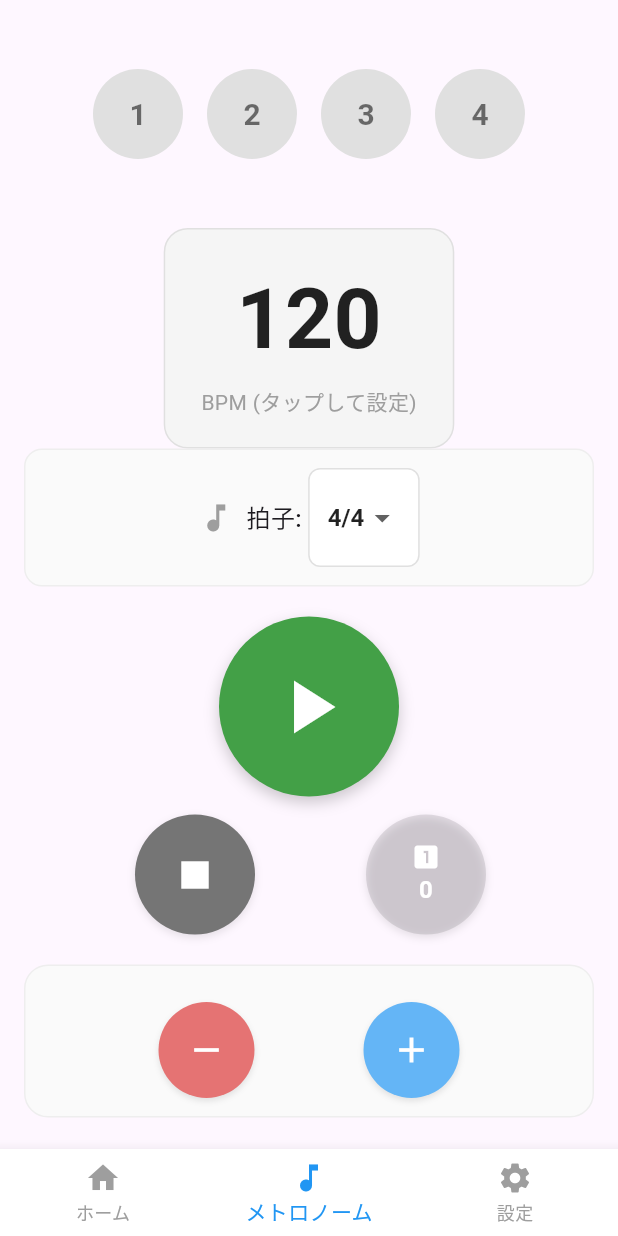
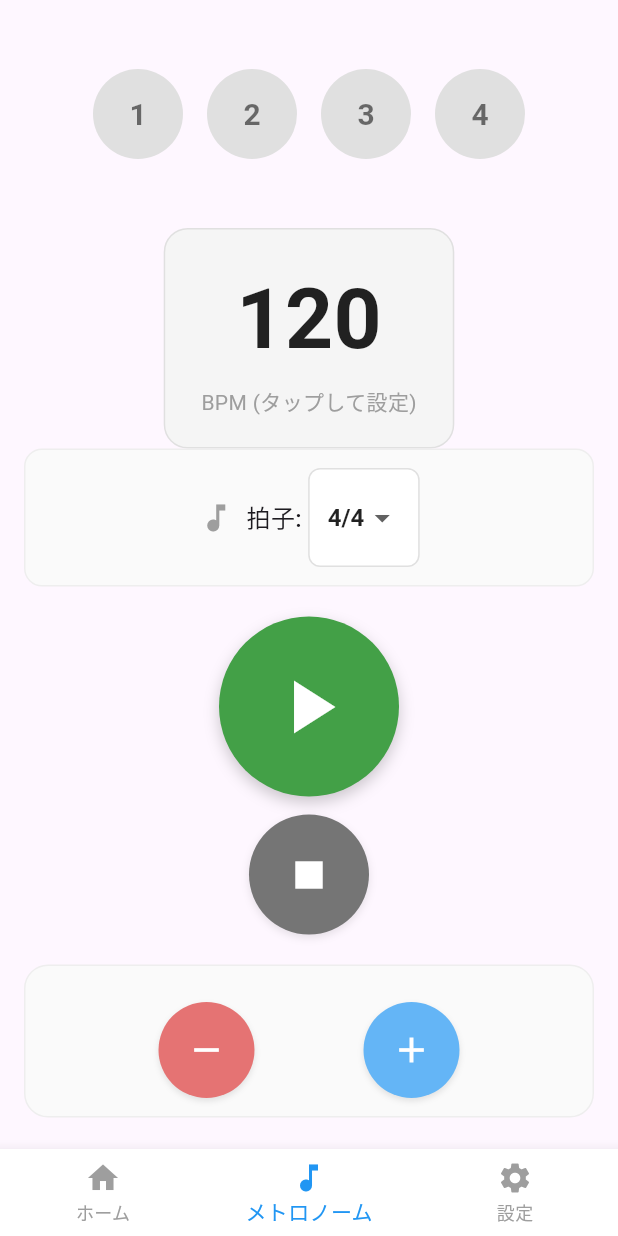
Before and after one commit to yuto90/chord_book, a Flutter app: the screen it shows after launch, item 2 of the bottom bar chosen, on a phone screen of 412 x 824 dp. Run offline on Flutter 3.47's test engine with Material 3 defaults, Android fonts, the phone set to English and light mode, and no system bars; our stand-ins replace flutter_riverpod, freezed_annotation; missing offline and left inert: metronome.

Commit message:
delete: 不要ボタン

```diff
--- a/lib/views/screens/metronome/metronome_screen.dart
+++ b/lib/views/screens/metronome/metronome_screen.dart
@@ -191,7 +191,7 @@ class MetronomeScreen extends ConsumerWidget {
 
   Widget _buildSecondaryControls(metronomeData, metronomeNotifier) {
     return Row(
-      mainAxisAlignment: MainAxisAlignment.spaceEvenly,
+      mainAxisAlignment: MainAxisAlignment.center,
       children: [
         Container(
           decoration: BoxDecoration(
@@ -214,47 +214,6 @@ class MetronomeScreen extends ConsumerWidget {
               elevation: 0,
             ),
             child: const Icon(Icons.stop, size: 36, color: Colors.white),
-          ),
-        ),
-        Container(
-          decoration: BoxDecoration(
-            shape: BoxShape.circle,
-            boxShadow: [
-              BoxShadow(
-                color: Colors.black.withOpacity(0.1),
-                blurRadius: 4,
-                offset: const Offset(0, 2),
-              ),
-            ],
-          ),
-          child: ElevatedButton(
-            onPressed: metronomeData.countInMeasures > 0
-                ? () => metronomeNotifier.start(
-                    countInMeasures: metronomeData.countInMeasures)
-                : null,
-            style: ElevatedButton.styleFrom(
-              backgroundColor: metronomeData.countInMeasures > 0
-                  ? Colors.orange[600]
-                  : Colors.grey[400],
-              foregroundColor: Colors.white,
-              minimumSize: const Size(80, 80),
-              shape: const CircleBorder(),
-              elevation: 0,
-            ),
-            child: Column(
-              mainAxisSize: MainAxisSize.min,
-              children: [
-                const Icon(Icons.looks_one, size: 20, color: Colors.white),
-                Text(
-                  '${metronomeData.countInMeasures}',
-                  style: const TextStyle(
-                    color: Colors.white,
-                    fontSize: 16,
-                    fontWeight: FontWeight.bold,
-                  ),
-                ),
-              ],
-            ),
           ),
         ),
       ],
```
